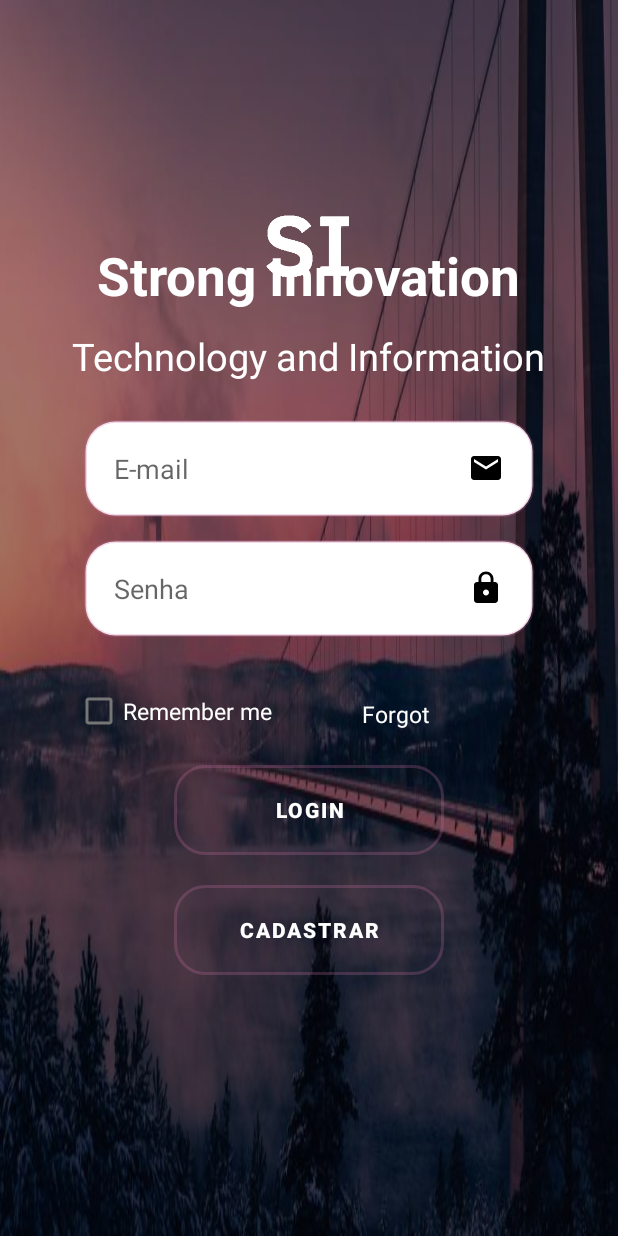
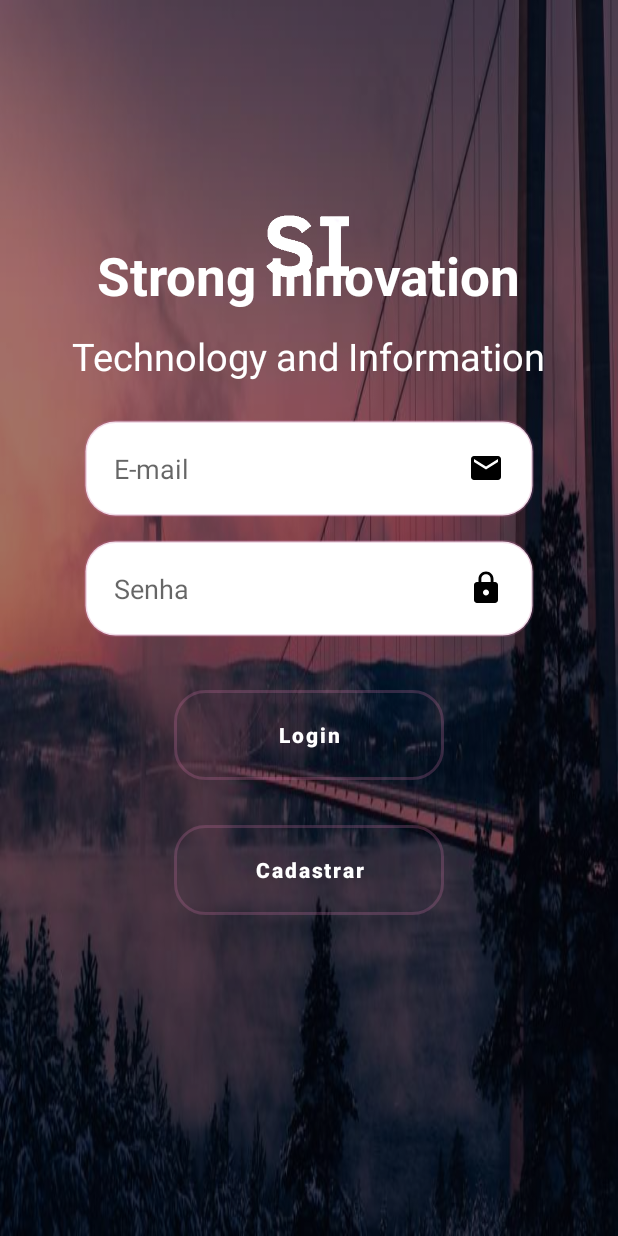
Before and after one commit to KaiqueGSilva/Projeto_S, an Android app: the screen it shows after launch (LoginActivity), on a phone screen of 412 x 824 dp. Run offline under Robolectric (Android 15) with nearby library versions, the phone set to English and light mode, and no system bars.

```diff
--- a/app/src/main/AndroidManifest.xml
+++ b/app/src/main/AndroidManifest.xml
@@ -15,7 +15,8 @@
         tools:targetApi="31">
         <activity
             android:name=".CadastroActivity"
-            android:exported="false" />
+            android:exported="false"
+            android:theme="@style/temaSemBarra" />
         <activity
             android:name=".MenuPrincipalActivity"
             android:exported="false" />
@@ -29,10 +30,12 @@
                 <category android:name="android.intent.category.LAUNCHER" />
             </intent-filter>
         </activity>
+
         <activity
             android:name=".LoginActivity"
             android:exported="false"
             android:theme="@style/temaSemBarra" />
+
         <activity
             android:name=".MainActivity"
             android:exported="true" />
--- a/app/src/main/java/br/com/senac/projeto_integrador/LoginActivity.java
+++ b/app/src/main/java/br/com/senac/projeto_integrador/LoginActivity.java
@@ -14,9 +14,7 @@ public class LoginActivity extends AppCompatActivity {
     //Declarar as variáveis globais
 
     EditText edtEmail, edtSenha;
-    Button btnLogin, btnCadastrar;
-    TextView txtForgotPassword;
-    CheckBox chkBoxRememberme;
+    Button btnLogin, btnCadUsuario;
 
     @Override
     protected void onCreate(Bundle savedInstanceState) {
@@ -28,9 +26,7 @@ public class LoginActivity extends AppCompatActivity {
         edtEmail = findViewById(R.id.edtEmail);
         edtSenha = findViewById(R.id.edtSenha);
         btnLogin = findViewById(R.id.btnLogin);
-        btnCadastrar = findViewById(R.id.btnCadastrar);
-        txtForgotPassword = findViewById(R.id.txtForgotPassword);
-        chkBoxRememberme = findViewById(R.id.chkBoxRememberme);
+        btnCadUsuario = findViewById(R.id.btnCadUsuario);
 
         //Criando o clique do botão
         btnLogin.setOnClickListener(new View.OnClickListener() {
@@ -49,28 +45,18 @@ public class LoginActivity extends AppCompatActivity {
                             MenuPrincipalActivity.class);
                     //Passar parâmetros para outras janelas
                     startActivity(intent);
+                    finish();
                 }
             }
         });
 
-        btnCadastrar.setOnClickListener(new View.OnClickListener() {
+        btnCadUsuario.setOnClickListener(new View.OnClickListener() {
             @Override
             public void onClick(View v) {
-
+                startActivity(new Intent(getApplicationContext(),CadastroActivity.class));
+                finish();
             }
         });
 
-        txtForgotPassword.setOnClickListener(new View.OnClickListener() {
-            @Override
-            public void onClick(View view) {
-
-            }
-        });
-        chkBoxRememberme.setOnClickListener(new View.OnClickListener() {
-            @Override
-            public void onClick(View v) {
-
-            }
-        });
     }
 }
--- a/app/src/main/res/layout/login_layout.xml
+++ b/app/src/main/res/layout/login_layout.xml
@@ -61,44 +61,28 @@
             android:hint="Senha"
             android:inputType="textPassword" />
 
-        <TextView
-            android:id="@+id/txtForgotPassword"
-            android:layout_width="115sp"
-            android:layout_height="20sp"
-            android:layout_marginLeft="241sp"
-            android:layout_marginTop="465sp"
-            android:text="Forgot password"
-            android:textColor="@color/white"
-            android:textSize="15sp" />
-
-        <CheckBox
-            android:id="@+id/chkBoxRememberme"
-            android:layout_width="wrap_content"
-            android:layout_height="wrap_content"
-            android:layout_marginLeft="50dp"
-            android:layout_marginTop="450dp"
-            android:text="Remember me"
-            android:textColor="@color/white"
-            android:textSize="15dp" />
-
         <Button
             android:id="@+id/btnLogin"
             android:layout_width="180dp"
             android:layout_height="60dp"
             android:layout_gravity="center_horizontal"
-            android:layout_marginTop="510dp"
+            android:layout_marginTop="460dp"
             android:background="@drawable/botaodois"
-            android:text="login"
+            android:clickable="true"
+            android:text="Login"
+            android:textAllCaps="false"
             android:textStyle="bold" />
 
         <Button
-            android:id="@+id/btnCadastrar"
+            android:id="@+id/btnCadUsuario"
             android:layout_width="180dp"
             android:layout_height="60dp"
             android:layout_gravity="center_horizontal"
-            android:layout_marginTop="590dp"
+            android:layout_marginTop="550dp"
             android:background="@drawable/botaodois"
+            android:clickable="true"
             android:text="Cadastrar"
+            android:textAllCaps="false"
             android:textStyle="bold" />
 
     </androidx.coordinatorlayout.widget.CoordinatorLayout>
```
Also changed, not shown: app/src/main/java/br/com/senac/projeto_integrador/CadastroActivity.java (+32 -0 lines), app/src/main/res/layout/cadastro_layout.xml (+21 -16 lines).
